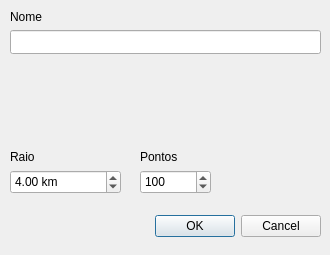
First picture: the form in dialogs/circledialog.ui, repository cragapito/qtkamal, before the edit.
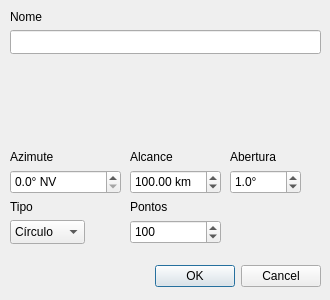
Second picture: the form after the edit. The open tabs and pages were chosen to show the change. Icons and pictures are not drawn. Custom widgets are drawn as their Qt base class.

Commit message: Implementada secção de círculo, acrescentado textos em aboutdialog.ui.

```diff
--- a/dialogs/circledialog.ui
+++ b/dialogs/circledialog.ui
@@ -7,19 +7,19 @@
     <x>0</x>
     <y>0</y>
     <width>330</width>
-    <height>255</height>
+    <height>300</height>
    </rect>
   </property>
   <property name="minimumSize">
    <size>
     <width>330</width>
-    <height>255</height>
+    <height>300</height>
    </size>
   </property>
   <property name="maximumSize">
    <size>
     <width>330</width>
-    <height>255</height>
+    <height>300</height>
    </size>
   </property>
   <property name="focusPolicy">
@@ -36,7 +36,7 @@
    <property name="geometry">
     <rect>
      <x>-20</x>
-     <y>210</y>
+     <y>260</y>
      <width>341</width>
      <height>32</height>
     </rect>
@@ -58,41 +58,6 @@
     </rect>
    </property>
   </widget>
-  <widget class="QLabel" name="label_def">
-   <property name="geometry">
-    <rect>
-     <x>140</x>
-     <y>150</y>
-     <width>57</width>
-     <height>14</height>
-    </rect>
-   </property>
-   <property name="text">
-    <string>Pontos</string>
-   </property>
-  </widget>
-  <widget class="QDoubleSpinBox" name="raio">
-   <property name="geometry">
-    <rect>
-     <x>10</x>
-     <y>170</y>
-     <width>111</width>
-     <height>24</height>
-    </rect>
-   </property>
-   <property name="suffix">
-    <string> km</string>
-   </property>
-   <property name="decimals">
-    <number>2</number>
-   </property>
-   <property name="maximum">
-    <double>3000.000000000000000</double>
-   </property>
-   <property name="value">
-    <double>4.000000000000000</double>
-   </property>
-  </widget>
   <widget class="QLabel" name="label_name">
    <property name="geometry">
     <rect>
@@ -106,40 +71,11 @@
     <string>Nome</string>
    </property>
   </widget>
-  <widget class="QLabel" name="label_raio">
-   <property name="geometry">
-    <rect>
-     <x>10</x>
-     <y>150</y>
-     <width>57</width>
-     <height>14</height>
-    </rect>
-   </property>
-   <property name="text">
-    <string>Raio</string>
-   </property>
-  </widget>
-  <widget class="QSpinBox" name="pontos">
-   <property name="geometry">
-    <rect>
-     <x>140</x>
-     <y>170</y>
-     <width>71</width>
-     <height>24</height>
-    </rect>
-   </property>
-   <property name="maximum">
-    <number>36000</number>
-   </property>
-   <property name="value">
-    <number>100</number>
-   </property>
-  </widget>
   <widget class="QLabel" name="iconPreview">
    <property name="geometry">
     <rect>
      <x>10</x>
-     <y>200</y>
+     <y>250</y>
      <width>40</width>
      <height>40</height>
     </rect>
@@ -173,6 +109,228 @@
     <enum>Qt::TabFocus</enum>
    </property>
   </widget>
+  <widget class="QStackedWidget" name="cirSect">
+   <property name="geometry">
+    <rect>
+     <x>10</x>
+     <y>150</y>
+     <width>311</width>
+     <height>51</height>
+    </rect>
+   </property>
+   <property name="currentIndex">
+    <number>0</number>
+   </property>
+   <widget class="QWidget" name="page">
+    <widget class="QDoubleSpinBox" name="raio">
+     <property name="geometry">
+      <rect>
+       <x>0</x>
+       <y>20</y>
+       <width>111</width>
+       <height>24</height>
+      </rect>
+     </property>
+     <property name="suffix">
+      <string> km</string>
+     </property>
+     <property name="decimals">
+      <number>2</number>
+     </property>
+     <property name="maximum">
+      <double>3000.000000000000000</double>
+     </property>
+     <property name="value">
+      <double>1.000000000000000</double>
+     </property>
+    </widget>
+    <widget class="QLabel" name="label_raio">
+     <property name="geometry">
+      <rect>
+       <x>0</x>
+       <y>0</y>
+       <width>57</width>
+       <height>14</height>
+      </rect>
+     </property>
+     <property name="text">
+      <string>Raio</string>
+     </property>
+    </widget>
+   </widget>
+   <widget class="QWidget" name="page_2">
+    <widget class="QDoubleSpinBox" name="azimute">
+     <property name="geometry">
+      <rect>
+       <x>0</x>
+       <y>20</y>
+       <width>111</width>
+       <height>24</height>
+      </rect>
+     </property>
+     <property name="suffix">
+      <string>° NV</string>
+     </property>
+     <property name="decimals">
+      <number>1</number>
+     </property>
+     <property name="maximum">
+      <double>360.000000000000000</double>
+     </property>
+    </widget>
+    <widget class="QDoubleSpinBox" name="alcance">
+     <property name="geometry">
+      <rect>
+       <x>120</x>
+       <y>20</y>
+       <width>91</width>
+       <height>24</height>
+      </rect>
+     </property>
+     <property name="suffix">
+      <string> km</string>
+     </property>
+     <property name="decimals">
+      <number>2</number>
+     </property>
+     <property name="maximum">
+      <double>3000.000000000000000</double>
+     </property>
+     <property name="value">
+      <double>100.000000000000000</double>
+     </property>
+    </widget>
+    <widget class="QLabel" name="label_alc">
+     <property name="geometry">
+      <rect>
+       <x>120</x>
+       <y>0</y>
+       <width>57</width>
+       <height>14</height>
+      </rect>
+     </property>
+     <property name="text">
+      <string>Alcance</string>
+     </property>
+    </widget>
+    <widget class="QLabel" name="label_azimute">
+     <property name="geometry">
+      <rect>
+       <x>0</x>
+       <y>0</y>
+       <width>57</width>
+       <height>14</height>
+      </rect>
+     </property>
+     <property name="text">
+      <string>Azimute</string>
+     </property>
+    </widget>
+    <widget class="QDoubleSpinBox" name="abertura">
+     <property name="geometry">
+      <rect>
+       <x>220</x>
+       <y>20</y>
+       <width>71</width>
+       <height>24</height>
+      </rect>
+     </property>
+     <property name="suffix">
+      <string>°</string>
+     </property>
+     <property name="decimals">
+      <number>1</number>
+     </property>
+     <property name="minimum">
+      <double>0.100000000000000</double>
+     </property>
+     <property name="maximum">
+      <double>360.000000000000000</double>
+     </property>
+     <property name="value">
+      <double>1.000000000000000</double>
+     </property>
+    </widget>
+    <widget class="QLabel" name="label">
+     <property name="geometry">
+      <rect>
+       <x>220</x>
+       <y>0</y>
+       <width>57</width>
+       <height>14</height>
+      </rect>
+     </property>
+     <property name="text">
+      <string>Abertura</string>
+     </property>
+    </widget>
+   </widget>
+  </widget>
+  <widget class="QComboBox" name="comboType">
+   <property name="geometry">
+    <rect>
+     <x>10</x>
+     <y>220</y>
+     <width>75</width>
+     <height>24</height>
+    </rect>
+   </property>
+   <item>
+    <property name="text">
+     <string>Círculo</string>
+    </property>
+   </item>
+   <item>
+    <property name="text">
+     <string>Secção</string>
+    </property>
+   </item>
+  </widget>
+  <widget class="QLabel" name="label_2">
+   <property name="geometry">
+    <rect>
+     <x>10</x>
+     <y>200</y>
+     <width>57</width>
+     <height>14</height>
+    </rect>
+   </property>
+   <property name="text">
+    <string>Tipo</string>
+   </property>
+  </widget>
+  <widget class="QSpinBox" name="pontos">
+   <property name="geometry">
+    <rect>
+     <x>130</x>
+     <y>220</y>
+     <width>91</width>
+     <height>24</height>
+    </rect>
+   </property>
+   <property name="minimum">
+    <number>10</number>
+   </property>
+   <property name="maximum">
+    <number>36000</number>
+   </property>
+   <property name="value">
+    <number>100</number>
+   </property>
+  </widget>
+  <widget class="QLabel" name="label_pontos">
+   <property name="geometry">
+    <rect>
+     <x>130</x>
+     <y>200</y>
+     <width>57</width>
+     <height>14</height>
+    </rect>
+   </property>
+   <property name="text">
+    <string>Pontos</string>
+   </property>
+  </widget>
  </widget>
  <customwidgets>
   <customwidget>
```
Left out of the diff: 36 changed lines with no effect on the pictures. The commit also changes 7 other files.
